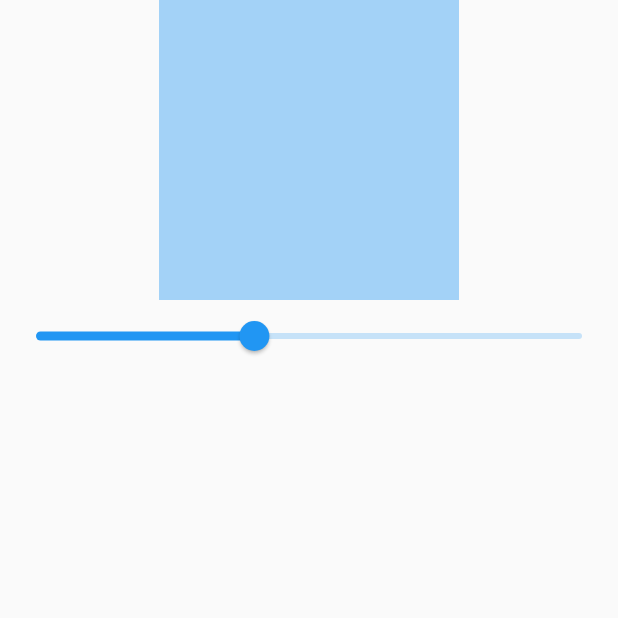
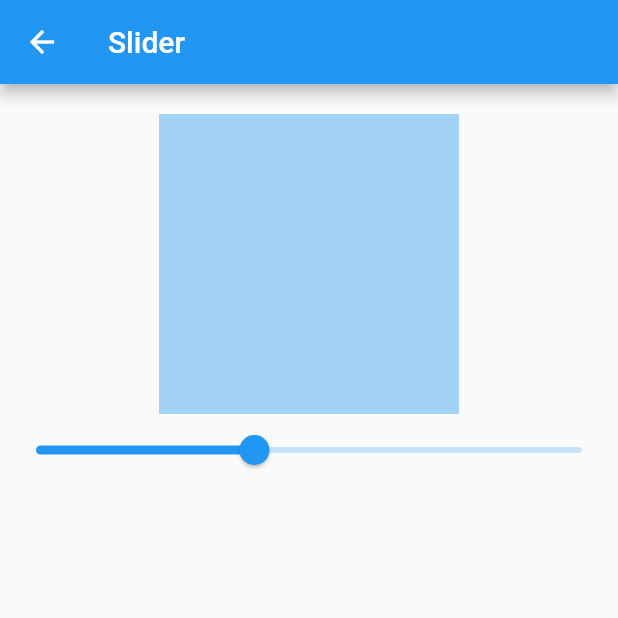
Before and after one commit to SMAmmadAli/GetX, a Flutter app: the OpacitySlider screen opened directly, on a phone screen of 412 x 824 dp, the top half of it. Run offline on Flutter 3.47's test engine with Material 2 defaults, Android fonts, the phone set to English and light mode, and no system bars; our stand-ins replace get.

Commit message:
appbar added in all pages

```diff
--- a/lib/view/favView.dart
+++ b/lib/view/favView.dart
@@ -12,6 +12,9 @@ class FavView extends StatelessWidget {
   @override
   Widget build(BuildContext context) {
     return Scaffold(
+      appBar: AppBar(
+        title: const Text("Add to Favorite"),
+      ),
       body: ListView.builder(
         itemCount: favController.itemList.length,
         itemBuilder: (context, index) {
--- a/lib/view/opacity_slider_view.dart
+++ b/lib/view/opacity_slider_view.dart
@@ -11,10 +11,15 @@ class OpacitySlider extends StatelessWidget {
   @override
   Widget build(BuildContext context) {
     return Scaffold(
-      body: Column(
+      appBar: AppBar(
+        title: Text("Slider"),
+      ),
+      body: SafeArea(
+        child: Column(
           children: [
             Obx(
               () => Container(
+                margin: const EdgeInsets.only(top: 20),
                 height: 200,
                 width: 200,
                 color: Colors.blue.withOpacity(sliderController.opacity.value),
@@ -30,6 +35,7 @@ class OpacitySlider extends StatelessWidget {
             )
           ],
         ),
+      ),
     );
   }
 }
--- a/lib/view/switch_view.dart
+++ b/lib/view/switch_view.dart
@@ -8,6 +8,9 @@ class SwitchScreen extends StatelessWidget {
   @override
   Widget build(BuildContext context) {
     return Scaffold(
+      appBar: AppBar(
+        title: Text("Switch"),
+      ),
       body: Row(
         mainAxisAlignment: MainAxisAlignment.spaceBetween,
         children: [
```
Lines whose indentation alone changed are shown as unchanged.
